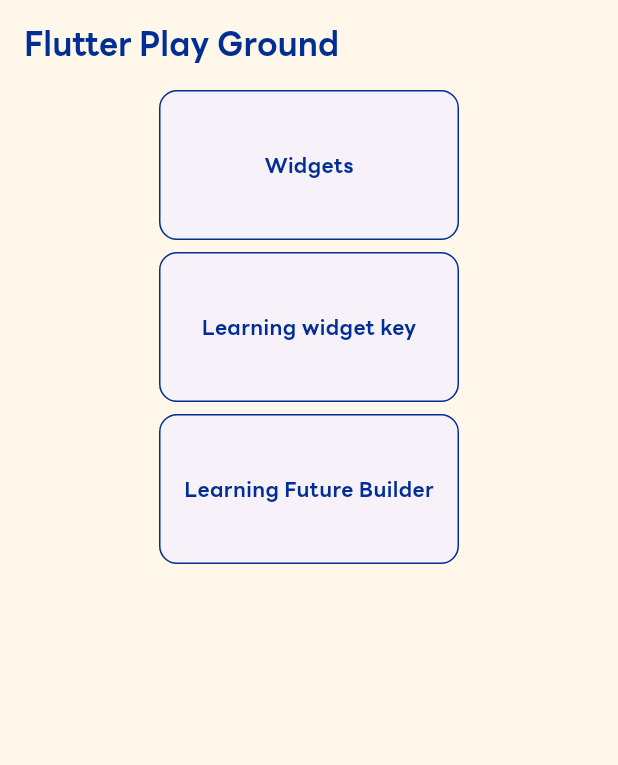
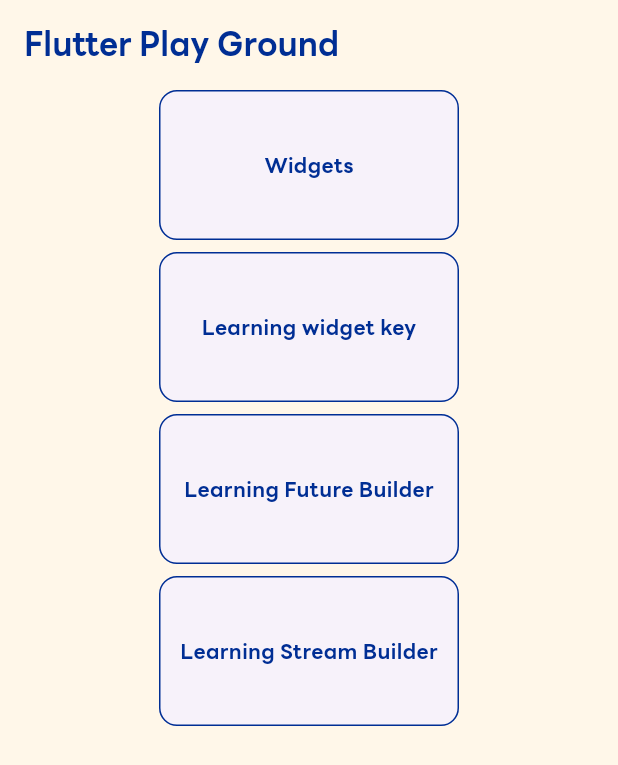
Before and after one commit to y129may9th/flutter-playground, a Flutter app: the screen it shows after launch, on a phone screen of 412 x 824 dp. Shown: the top 765 px of the screen. Run offline on Flutter 3.47's test engine with Material 2 defaults, Android fonts, the phone set to English and light mode, and no system bars; our stand-ins replace hexcolor.

Commit message:
feat: add stream builder

```diff
--- a/lib/home.dart
+++ b/lib/home.dart
@@ -1,5 +1,6 @@
 import 'package:flutter/material.dart';
 import 'package:flutter_widget_key/samples/future_builder/index.dart';
+import 'package:flutter_widget_key/samples/stream_builder/index.dart';
 import 'package:flutter_widget_key/samples/widget_key/widget_key.dart';
 import 'package:flutter_widget_key/samples/widgets/widgets.dart';
 import 'package:hexcolor/hexcolor.dart';
@@ -98,6 +99,31 @@
                 ),
               ),
             ),
+            GestureDetector(
+              onTap: () => _onPressed(context, const StreamBuilderIndex()),
+              child: Card(
+                shape: RoundedRectangleBorder(
+                  side: BorderSide(
+                    color: HexColor('002E94'),
+                  ),
+                  borderRadius: const BorderRadius.all(Radius.circular(12)),
+                ),
+                elevation: 0,
+                child: SizedBox(
+                  width: 200,
+                  height: 100,
+                  child: Center(
+                    child: Text(
+                      'Learning Stream Builder',
+                      style: TextStyle(
+                        color: HexColor('002E94'),
+                        fontWeight: FontWeight.bold,
+                      ),
+                    ),
+                  ),
+                ),
+              ),
+            ),
           ],
         ),
       ),
```
Also changed, not shown: lib/samples/stream_builder/index.dart (added, +38 -0 lines), lib/samples/stream_builder/sample.dart (added, +53 -0 lines), lib/samples/stream_builder/sample_model.dart (added, +15 -0 lines).
